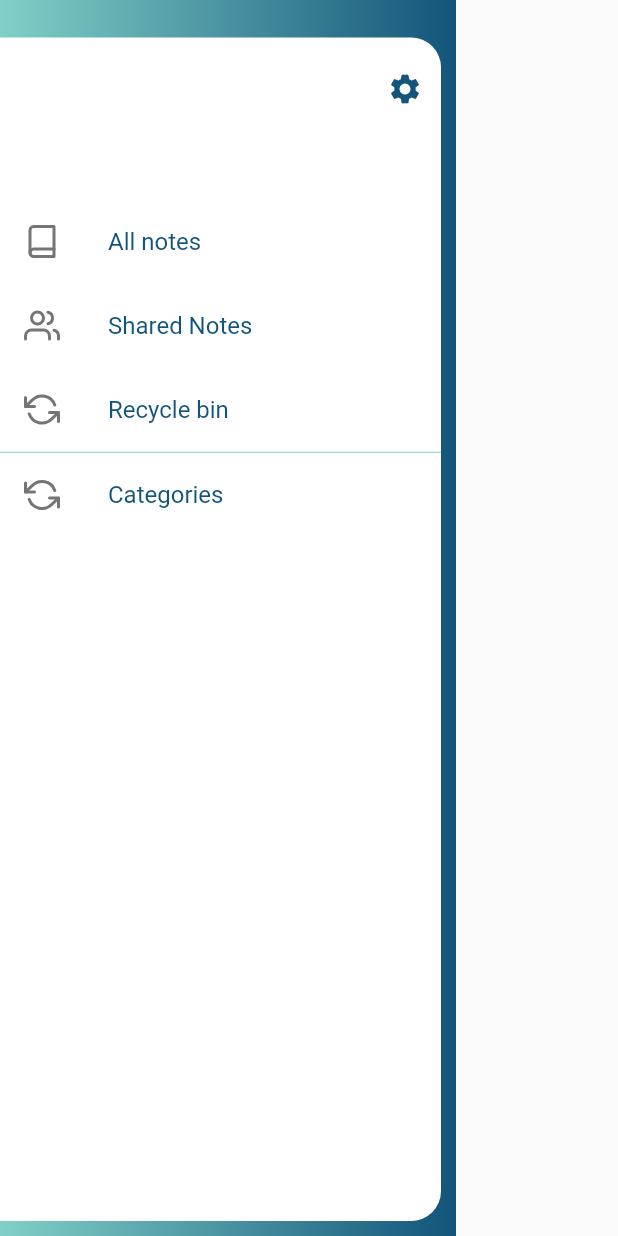
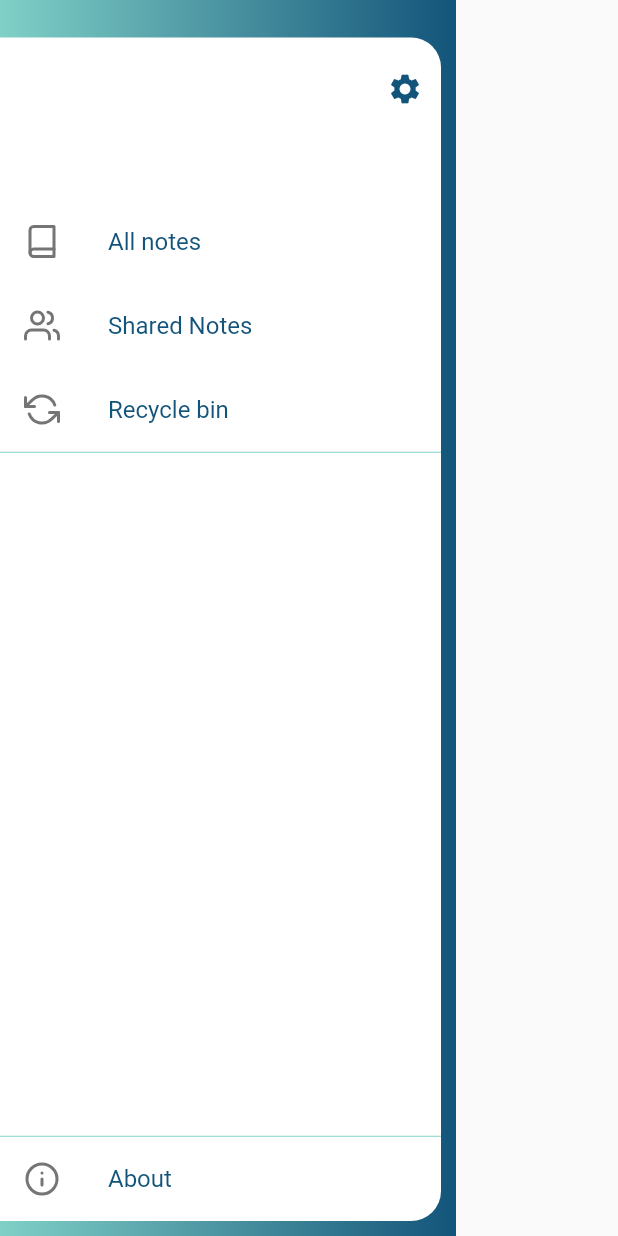
Before and after one commit to samuelezedi/flutter_note_app, a Flutter app: the AppDrawer widget shown alone on an empty page, opened directly, on a phone screen of 412 x 824 dp. Run offline on Flutter 3.47's test engine with Material 2 defaults, Android fonts, the phone set to English and light mode, and no system bars; our stand-ins replace flutter_feather_icons, flutter_slider_drawer, shared_preferences; accounts and stored records are empty; statements that could not run were skipped.

```diff
--- a/lib/screens/all_notes.dart
+++ b/lib/screens/all_notes.dart
@@ -1,4 +1,5 @@
 import 'package:flutter/material.dart';
+import 'package:flutter_feather_icons/flutter_feather_icons.dart';
 import 'package:flutter_slider_drawer/flutter_slider_drawer.dart';
 import 'package:flutter_staggered_grid_view/flutter_staggered_grid_view.dart';
 import 'package:notably/utils/theme.dart';
@@ -100,7 +101,8 @@ class _AllNotesViewState extends State<AllNotesView> {
             )
                 : Spacer(),
             FloatingActionButton(
-              child: Icon(Icons.add),
+              backgroundColor: AppTheme.color1,
+              child: Icon(Icons.add)
             )
           ],
         ),
--- a/lib/widgets/drawer.dart
+++ b/lib/widgets/drawer.dart
@@ -92,10 +92,20 @@ class AppDrawer extends StatelessWidget {
                   height: 1,
                   color: AppTheme.color2,
                 ),
+                Expanded(
+                  child: Container()
+                ),
+                Divider(
+                  height: 1,
+                  color: AppTheme.color2,
+                ),
                 ListTile(
+                  onTap: (){
+                    this.onTap(2);
+                  },
                   leading:
-                  Icon(FeatherIcons.refreshCcw, color: Colors.grey[600]),
-                  title: Text('Categories',
+                  Icon(FeatherIcons.info, color: Colors.grey[600]),
+                  title: Text('About',
                       style: TextStyle(color: AppTheme.color1)),
                 ),
               ],
```
Also changed, not shown: lib/screens/create.dart (added).
